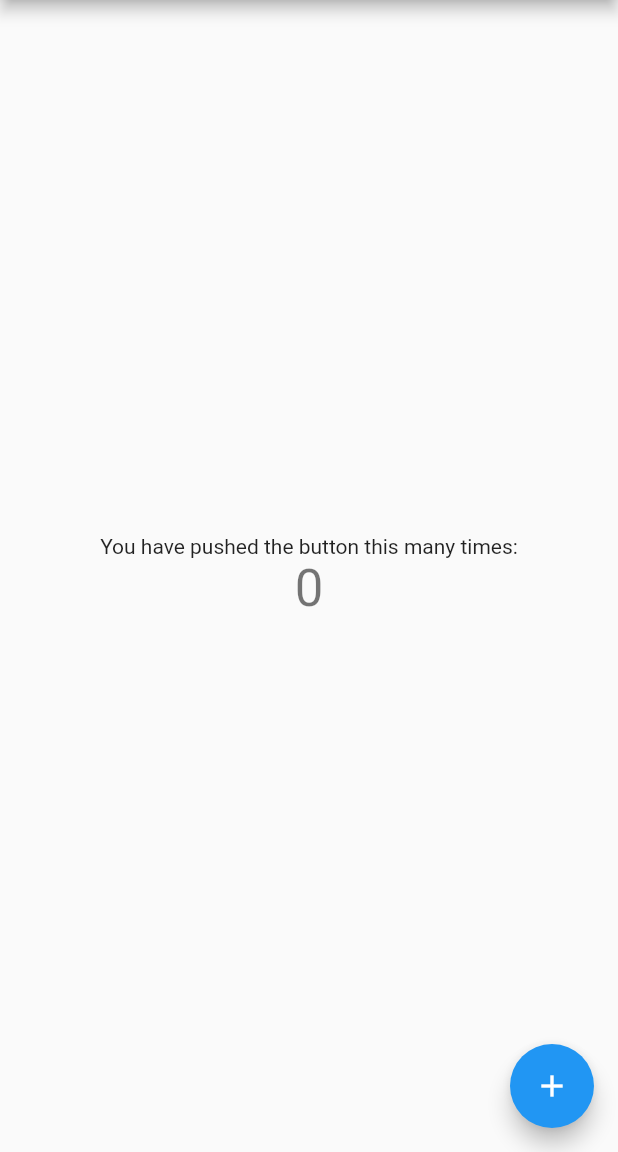
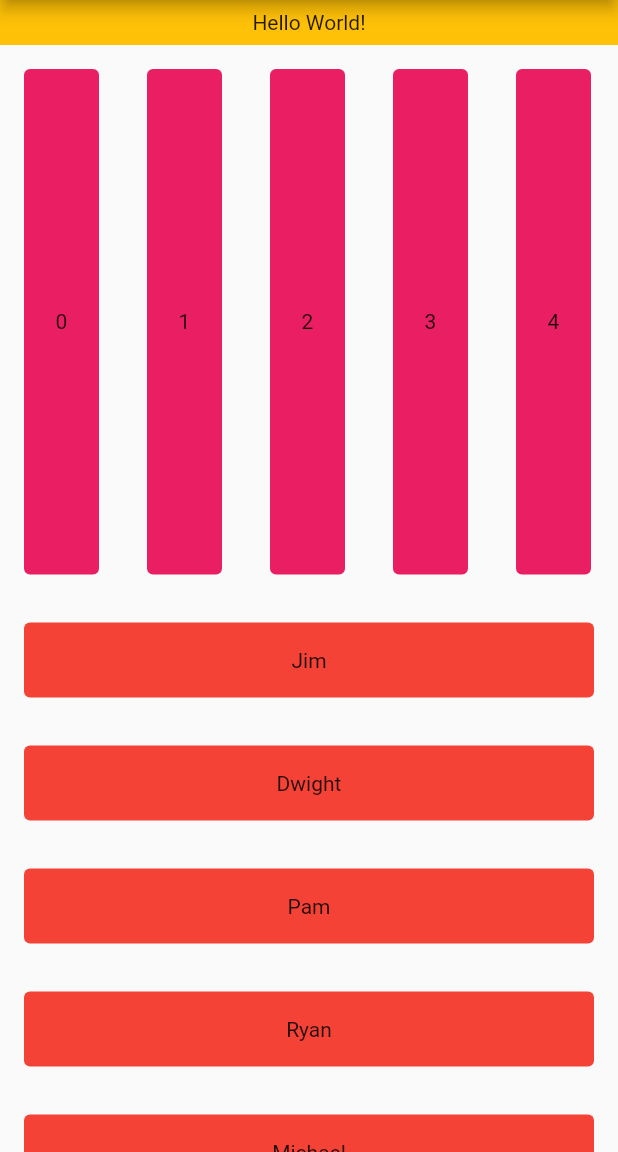
Before and after one commit to dev-bros-official/list_widget, a Flutter app: the screen it shows after launch, on a phone screen of 412 x 824 dp, the part 84-1236 px from its top. Run offline on Flutter 3.47's test engine with Material 2 defaults, Android fonts, the phone set to English and light mode, and no system bars.

Commit message:
refactored and added listview widgets

```diff
--- a/lib/main.dart
+++ b/lib/main.dart
@@ -1,117 +1,20 @@
 import 'package:flutter/material.dart';
+import 'package:list_widget/presentation/home_screen.dart';
 
 void main() {
   runApp(MyApp());
 }
 
 class MyApp extends StatelessWidget {
-  // This widget is the root of your application.
   @override
   Widget build(BuildContext context) {
     return MaterialApp(
       title: 'Flutter Demo',
       theme: ThemeData(
-        // This is the theme of your application.
-        //
-        // Try running your application with "flutter run". You'll see the
-        // application has a blue toolbar. Then, without quitting the app, try
-        // changing the primarySwatch below to Colors.green and then invoke
-        // "hot reload" (press "r" in the console where you ran "flutter run",
-        // or simply save your changes to "hot reload" in a Flutter IDE).
-        // Notice that the counter didn't reset back to zero; the application
-        // is not restarted.
         primarySwatch: Colors.blue,
-        // This makes the visual density adapt to the platform that you run
-        // the app on. For desktop platforms, the controls will be smaller and
-        // closer together (more dense) than on mobile platforms.
         visualDensity: VisualDensity.adaptivePlatformDensity,
       ),
-      home: MyHomePage(title: 'Flutter Demo Home Page'),
+      home: HomeScreen(title: 'Flutter Demo Home Page'),
     );
   }
 }
-
-class MyHomePage extends StatefulWidget {
-  MyHomePage({Key key, this.title}) : super(key: key);
-
-  // This widget is the home page of your application. It is stateful, meaning
-  // that it has a State object (defined below) that contains fields that affect
-  // how it looks.
-
-  // This class is the configuration for the state. It holds the values (in this
-  // case the title) provided by the parent (in this case the App widget) and
-  // used by the build method of the State. Fields in a Widget subclass are
-  // always marked "final".
-
-  final String title;
-
-  @override
-  _MyHomePageState createState() => _MyHomePageState();
-}
-
-class _MyHomePageState extends State<MyHomePage> {
-  int _counter = 0;
-
-  void _incrementCounter() {
-    setState(() {
-      // This call to setState tells the Flutter framework that something has
-      // changed in this State, which causes it to rerun the build method below
-      // so that the display can reflect the updated values. If we changed
-      // _counter without calling setState(), then the build method would not be
-      // called again, and so nothing would appear to happen.
-      _counter++;
-    });
-  }
-
-  @override
-  Widget build(BuildContext context) {
-    // This method is rerun every time setState is called, for instance as done
-    // by the _incrementCounter method above.
-    //
-    // The Flutter framework has been optimized to make rerunning build methods
-    // fast, so that you can just rebuild anything that needs updating rather
-    // than having to individually change instances of widgets.
-    return Scaffold(
-      appBar: AppBar(
-        // Here we take the value from the MyHomePage object that was created by
-        // the App.build method, and use it to set our appbar title.
-        title: Text(widget.title),
-      ),
-      body: Center(
-        // Center is a layout widget. It takes a single child and positions it
-        // in the middle of the parent.
-        child: Column(
-          // Column is also a layout widget. It takes a list of children and
-          // arranges them vertically. By default, it sizes itself to fit its
-          // children horizontally, and tries to be as tall as its parent.
-          //
-          // Invoke "debug painting" (press "p" in the console, choose the
-          // "Toggle Debug Paint" action from the Flutter Inspector in Android
-          // Studio, or the "Toggle Debug Paint" command in Visual Studio Code)
-          // to see the wireframe for each widget.
-          //
-          // Column has various properties to control how it sizes itself and
-          // how it positions its children. Here we use mainAxisAlignment to
-          // center the children vertically; the main axis here is the vertical
-          // axis because Columns are vertical (the cross axis would be
-          // horizontal).
-          mainAxisAlignment: MainAxisAlignment.center,
-          children: <Widget>[
-            Text(
-              'You have pushed the button this many times:',
-            ),
-            Text(
-              '$_counter',
-              style: Theme.of(context).textTheme.headline4,
-            ),
-          ],
-        ),
-      ),
-      floatingActionButton: FloatingActionButton(
-        onPressed: _incrementCounter,
-        tooltip: 'Increment',
-        child: Icon(Icons.add),
-      ), // This trailing comma makes auto-formatting nicer for build methods.
-    );
-  }
-}
--- /dev/null
+++ b/lib/presentation/home_screen.dart
@@ -0,0 +1,72 @@
+import 'package:flutter/material.dart';
+
+List<String> names = [
+  'Jim',
+  'Dwight',
+  'Pam',
+  'Ryan',
+  'Michael',
+];
+
+class HomeScreen extends StatelessWidget {
+  HomeScreen({Key key, this.title}) : super(key: key);
+
+  final String title;
+
+  @override
+  Widget build(BuildContext context) {
+    return Scaffold(
+      appBar: AppBar(
+        title: Text(title),
+      ),
+      body: Column(
+        children: <Widget>[
+          Container(
+            alignment: Alignment.center,
+            height: 30,
+            color: Colors.amber,
+            child: Text('Hello World!'),
+          ),
+          Expanded(
+            child: ListView.builder(
+              padding: EdgeInsets.zero,
+              scrollDirection: Axis.horizontal,
+              shrinkWrap: true,
+              itemBuilder: (context, index) {
+                return Container(
+                  margin: const EdgeInsets.all(16),
+                  decoration: BoxDecoration(
+                    borderRadius: BorderRadius.circular(4),
+                    color: Colors.pink,
+                  ),
+                  width: 50,
+                  alignment: Alignment.center,
+                  child: Text('$index'),
+                );
+              },
+            ),
+          ),
+          Expanded(
+            child: ListView.builder(
+              padding: EdgeInsets.zero,
+              shrinkWrap: true,
+              itemCount: names.length,
+              itemBuilder: (context, index) {
+                return Container(
+                  margin: const EdgeInsets.all(16),
+                  decoration: BoxDecoration(
+                    borderRadius: BorderRadius.circular(4),
+                    color: Colors.red,
+                  ),
+                  alignment: Alignment.center,
+                  child: Text(names[index]),
+                  height: 50,
+                );
+              },
+            ),
+          ),
+        ],
+      ),
+    );
+  }
+}
```
Also changed, not shown: 1 other file.
